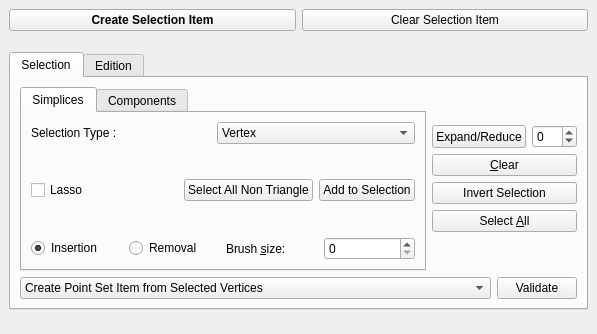
Qt form demo/Polyhedron/Plugins/PMP/Selection_widget.ui (CGAL/releases) before a commit.
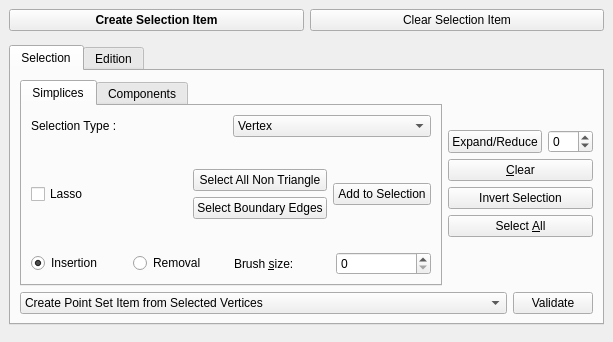
The same form after that commit.

```diff
--- a/demo/Polyhedron/Plugins/PMP/Selection_widget.ui
+++ b/demo/Polyhedron/Plugins/PMP/Selection_widget.ui
@@ -6,8 +6,8 @@
    <rect>
     <x>0</x>
     <y>0</y>
-    <width>597</width>
-    <height>334</height>
+    <width>613</width>
+    <height>342</height>
    </rect>
   </property>
   <property name="windowTitle">
@@ -153,6 +153,8 @@
                  </spacer>
                 </item>
                 <item>
+                 <layout class="QVBoxLayout" name="verticalLayout_7">
+                  <item>
                  <widget class="QPushButton" name="Select_all_NTButton">
                   <property name="text">
                    <string>Select All Non Triangle</string>
@@ -160,6 +162,15 @@
                  </widget>
                 </item>
                 <item>
+                   <widget class="QPushButton" name="Select_boundaryButton">
+                    <property name="text">
+                     <string>Select Boundary Edges</string>
+                    </property>
+                   </widget>
+                  </item>
+                 </layout>
+                </item>
+                <item>
                  <widget class="QPushButton" name="Add_to_selection_button">
                   <property name="sizePolicy">
                    <sizepolicy hsizetype="Minimum" vsizetype="Fixed">
```
Left out of the diff: 5 changed lines with no effect on the pictures. Lines whose indentation alone changed are shown as unchanged.
